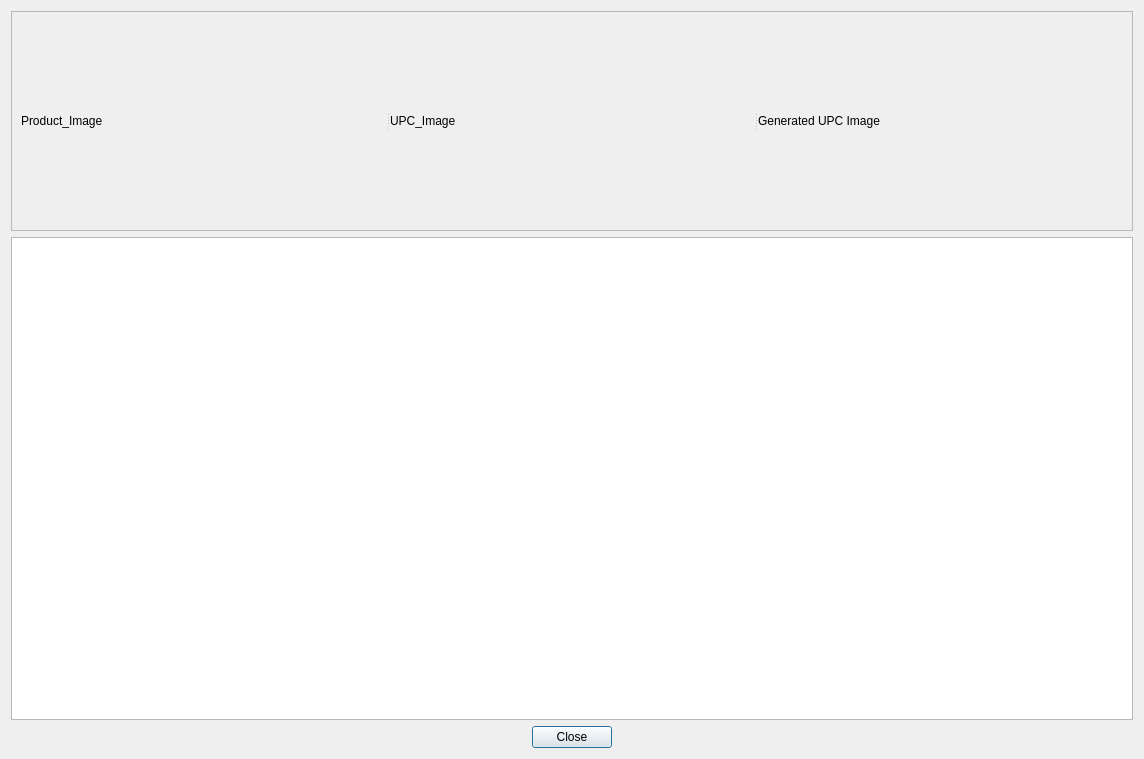
First picture: the form in admin_client/client_gui/app/DataView/forms/DataViewDialog.ui, repository deskos-xp/SaffronServer, before the edit.
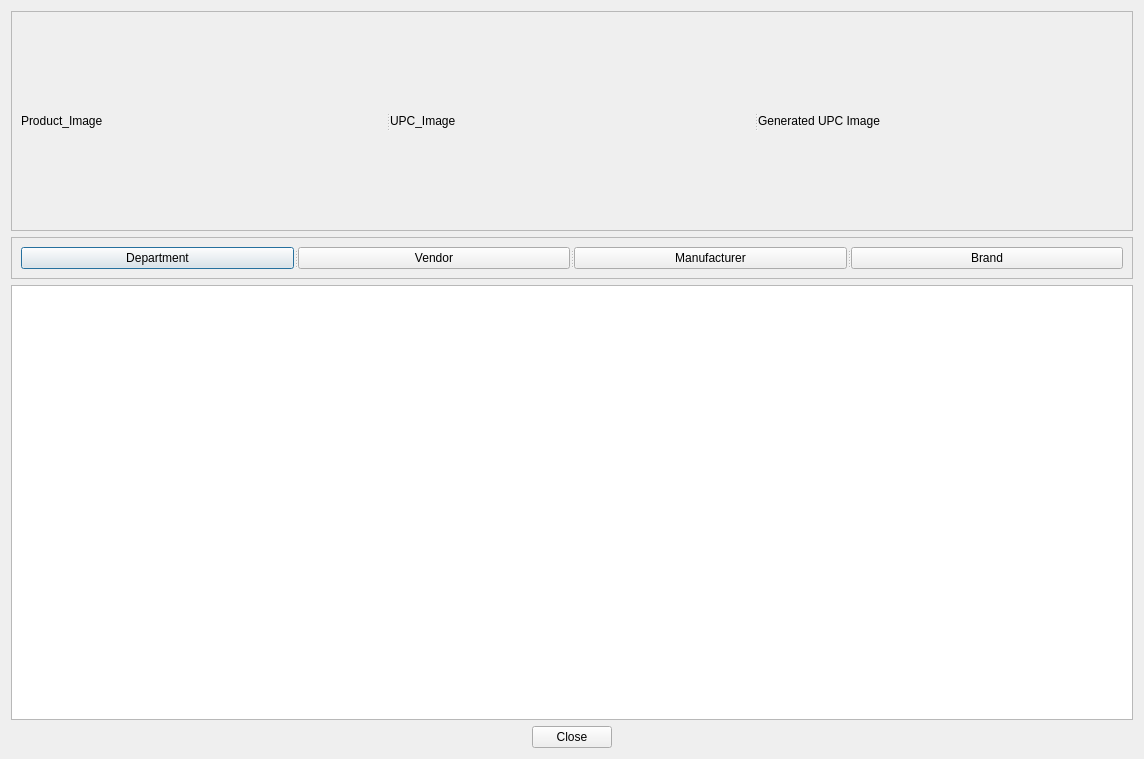
Second picture: the form after the edit.

Commit message: added major functionality changes to data view dialog and added data view small

The edit to the form file:
```diff
--- a/admin_client/client_gui/app/DataView/forms/DataViewDialog.ui
+++ b/admin_client/client_gui/app/DataView/forms/DataViewDialog.ui
@@ -14,7 +14,46 @@
    <string>Dialog</string>
   </property>
   <layout class="QGridLayout" name="gridLayout">
-   <item row="2" column="0">
+   <item row="1" column="0">
+    <widget class="QFrame" name="frame_2">
+     <property name="frameShape">
+      <enum>QFrame::StyledPanel</enum>
+     </property>
+     <property name="frameShadow">
+      <enum>QFrame::Raised</enum>
+     </property>
+     <layout class="QGridLayout" name="gridLayout_3">
+      <item row="0" column="0">
+       <widget class="QSplitter" name="splitter_2">
+        <property name="orientation">
+         <enum>Qt::Horizontal</enum>
+        </property>
+        <widget class="QPushButton" name="departments">
+         <property name="text">
+          <string>Department</string>
+         </property>
+        </widget>
+        <widget class="QPushButton" name="vendors">
+         <property name="text">
+          <string>Vendor</string>
+         </property>
+        </widget>
+        <widget class="QPushButton" name="manufacturers">
+         <property name="text">
+          <string>Manufacturer</string>
+         </property>
+        </widget>
+        <widget class="QPushButton" name="brands">
+         <property name="text">
+          <string>Brand</string>
+         </property>
+        </widget>
+       </widget>
+      </item>
+     </layout>
+    </widget>
+   </item>
+   <item row="5" column="0">
     <widget class="QDialogButtonBox" name="confirm">
      <property name="orientation">
       <enum>Qt::Horizontal</enum>
@@ -27,9 +66,6 @@
      </property>
     </widget>
    </item>
-   <item row="1" column="0">
-    <widget class="QTableView" name="dataView"/>
-   </item>
    <item row="0" column="0">
     <widget class="QFrame" name="frame">
      <property name="frameShape">
@@ -109,6 +145,9 @@
      </layout>
     </widget>
    </item>
+   <item row="4" column="0">
+    <widget class="QTableView" name="dataView"/>
+   </item>
   </layout>
  </widget>
  <resources/>
```
The commit also changes 19 other files.
